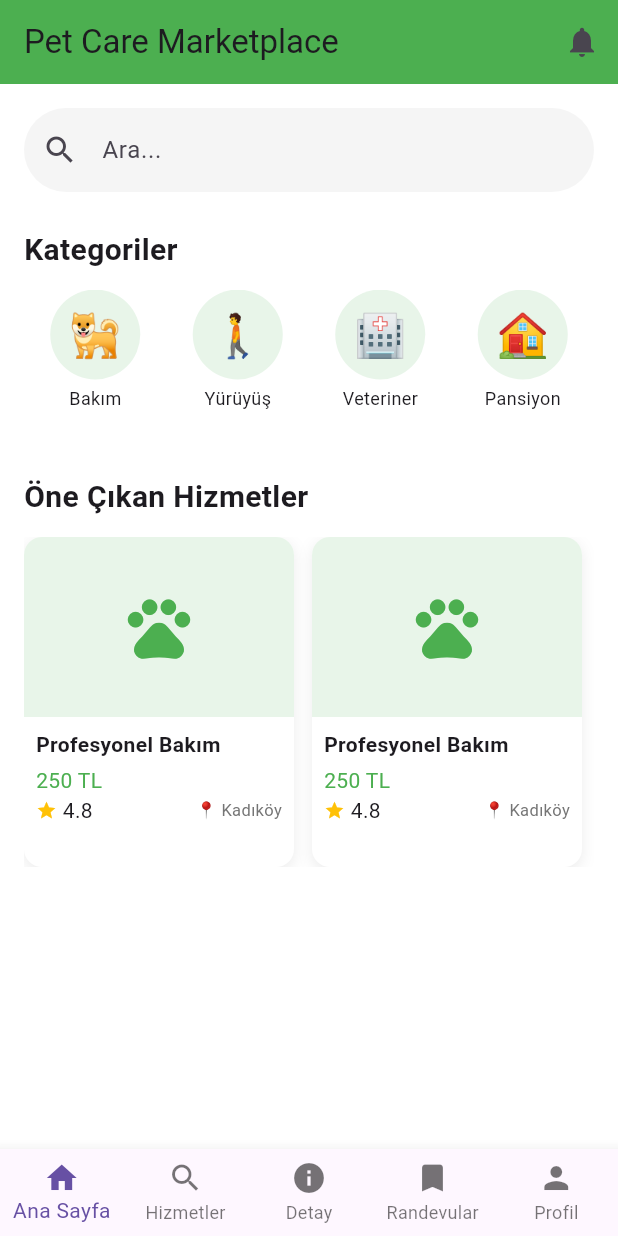
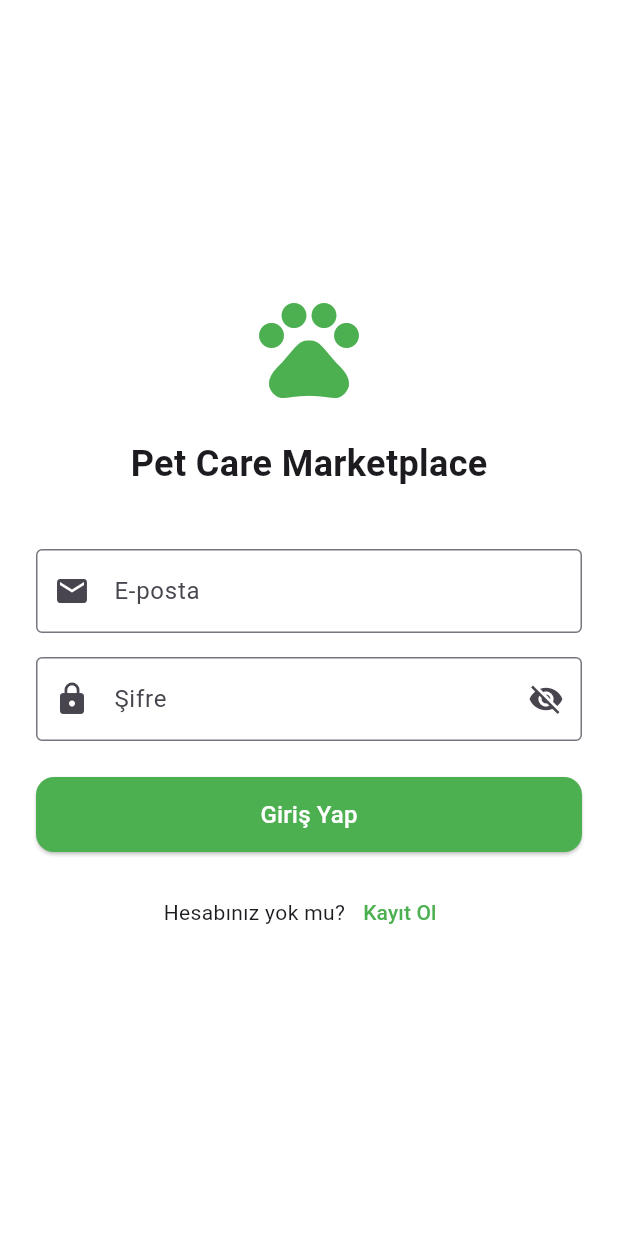
Before and after one commit to selinkincal/pet_care_app, a Flutter app: the screen it shows after launch, on a phone screen of 412 x 824 dp. Run offline on Flutter 3.47's test engine with Material 3 defaults, Android fonts, the phone set to English and light mode, and no system bars.

Commit message:
Giris ve Kayit ekranlari, rol secimi ve profil duzenlemeleri eklendi

```diff
--- a/lib/main.dart
+++ b/lib/main.dart
@@ -1,10 +1,7 @@
 import 'package:flutter/material.dart';
 import 'package:pet_care_app/theme/app_theme.dart';
-import 'package:pet_care_app/screens/home_screen.dart';
-import 'package:pet_care_app/screens/service_list_screen.dart';
-import 'package:pet_care_app/screens/service_detail_screen.dart';
-import 'package:pet_care_app/screens/my_bookings_screen.dart';
-import 'package:pet_care_app/screens/profile_screen.dart';
+import 'package:pet_care_app/screens/login_screen.dart';
+import 'package:pet_care_app/screens/main_navigation.dart';
 
 void main() {
   runApp(const MyApp());
@@ -19,52 +16,7 @@ class MyApp extends StatelessWidget {
       title: 'Pet Care Marketplace',
       theme: AppTheme.lightTheme,
       debugShowCheckedModeBanner: false,
-      home: const MainNavigation(),
+      home: const LoginScreen(),
     );
   }
 }
-
-class MainNavigation extends StatefulWidget {
-  const MainNavigation({super.key});
-
-  @override
-  State<MainNavigation> createState() => _MainNavigationState();
-}
-
-class _MainNavigationState extends State<MainNavigation> {
-  int _selectedIndex = 0;
-
-  final List<Widget> _pages = [
-    const HomeScreen(),
-    const ServiceListScreen(),
-    const ServiceDetailScreen(),
-    const MyBookingsScreen(),
-    const ProfileScreen(),
-  ];
-
-  @override
-  Widget build(BuildContext context) {
-    return Scaffold(
-      body: _pages[_selectedIndex],
-      bottomNavigationBar: BottomNavigationBar(
-        type: BottomNavigationBarType.fixed,
-        currentIndex: _selectedIndex,
-        onTap: (index) {
-          setState(() {
-            _selectedIndex = index;
-          });
-        },
-        items: const [
-          BottomNavigationBarItem(icon: Icon(Icons.home), label: 'Ana Sayfa'),
-          BottomNavigationBarItem(icon: Icon(Icons.search), label: 'Hizmetler'),
-          BottomNavigationBarItem(icon: Icon(Icons.info), label: 'Detay'),
-          BottomNavigationBarItem(
-            icon: Icon(Icons.bookmark),
-            label: 'Randevular',
-          ),
-          BottomNavigationBarItem(icon: Icon(Icons.person), label: 'Profil'),
-        ],
-      ),
-    );
-  }
-}
--- /dev/null
+++ b/lib/screens/login_screen.dart
@@ -0,0 +1,134 @@
+import 'package:flutter/material.dart';
+import '../theme/app_theme.dart';
+import 'register_screen.dart';
+import 'home_screen.dart';
+import 'package:pet_care_app/screens/main_navigation.dart';
+
+class LoginScreen extends StatefulWidget {
+  const LoginScreen({super.key});
+
+  @override
+  State<LoginScreen> createState() => _LoginScreenState();
+}
+
+class _LoginScreenState extends State<LoginScreen> {
+  final _formKey = GlobalKey<FormState>();
+  final _emailController = TextEditingController();
+  final _passwordController = TextEditingController();
+  bool _obscurePassword = true;
+
+  void _handleLogin() {
+    if (_formKey.currentState!.validate()) {
+      // Firebase'siz: direkt ana sayfaya git
+      Navigator.pushReplacement(
+        context,
+        MaterialPageRoute(builder: (context) => const MainNavigation()),
+      );
+    }
+  }
+
+  @override
+  Widget build(BuildContext context) {
+    return Scaffold(
+      body: SafeArea(
+        child: Padding(
+          padding: const EdgeInsets.all(24),
+          child: Form(
+            key: _formKey,
+            child: Column(
+              mainAxisAlignment: MainAxisAlignment.center,
+              children: [
+                const Icon(Icons.pets, size: 80, color: AppTheme.primaryGreen),
+                const SizedBox(height: 20),
+                const Text(
+                  'Pet Care Marketplace',
+                  style: TextStyle(fontSize: 24, fontWeight: FontWeight.bold),
+                ),
+                const SizedBox(height: 40),
+                TextFormField(
+                  controller: _emailController,
+                  decoration: const InputDecoration(
+                    labelText: 'E-posta',
+                    prefixIcon: Icon(Icons.email),
+                    border: OutlineInputBorder(),
+                  ),
+                  validator: (value) {
+                    if (value == null || value.isEmpty) {
+                      return 'E-posta giriniz';
+                    }
+                    return null;
+                  },
+                ),
+                const SizedBox(height: 16),
+                TextFormField(
+                  controller: _passwordController,
+                  obscureText: _obscurePassword,
+                  decoration: InputDecoration(
+                    labelText: 'Şifre',
+                    prefixIcon: const Icon(Icons.lock),
+                    border: const OutlineInputBorder(),
+                    suffixIcon: IconButton(
+                      icon: Icon(
+                        _obscurePassword
+                            ? Icons.visibility_off
+                            : Icons.visibility,
+                      ),
+                      onPressed: () {
+                        setState(() => _obscurePassword = !_obscurePassword);
+                      },
+                    ),
+                  ),
+                  validator: (value) {
+                    if (value == null || value.isEmpty) {
+                      return 'Şifre giriniz';
+                    }
+                    return null;
+                  },
+                ),
+                const SizedBox(height: 24),
+                SizedBox(
+                  width: double.infinity,
+                  height: 50,
+                  child: ElevatedButton(
+                    onPressed: _handleLogin,
+                    style: ElevatedButton.styleFrom(
+                      backgroundColor: AppTheme.primaryGreen,
+                      shape: RoundedRectangleBorder(
+                        borderRadius: BorderRadius.circular(12),
+                      ),
+                    ),
+                    child: const Text(
+                      'Giriş Yap',
+                      style: TextStyle(fontSize: 16, color: Colors.white),
+                    ),
+                  ),
+                ),
+                const SizedBox(height: 16),
+                Row(
+                  mainAxisAlignment: MainAxisAlignment.center,
+                  children: [
+                    const Text('Hesabınız yok mu?'),
+                    TextButton(
+                      onPressed: () {
+                        Navigator.push(
+                          context,
+                          MaterialPageRoute(
+                            builder: (context) => const RegisterScreen(),
+                          ),
+                        );
+                      },
+                      child: const Text(
+                        'Kayıt Ol',
+                        style: TextStyle(color: AppTheme.primaryGreen),
+                      ),
+                    ),
+                  ],
+                ),
+              ],
+            ),
+          ),
+        ),
+      ),
+    );
+  }
+}
--- a/lib/screens/service_detail_screen.dart
+++ b/lib/screens/service_detail_screen.dart
@@ -1,5 +1,4 @@
 import 'package:flutter/material.dart';
-import 'package:flutter/services.dart';
 import '../theme/app_theme.dart';
 
 class ServiceDetailScreen extends StatelessWidget {
```
Also changed, not shown: lib/screens/main_navigation.dart (added, +51 -0 lines), lib/screens/register_screen.dart (added, +420 -0 lines).
